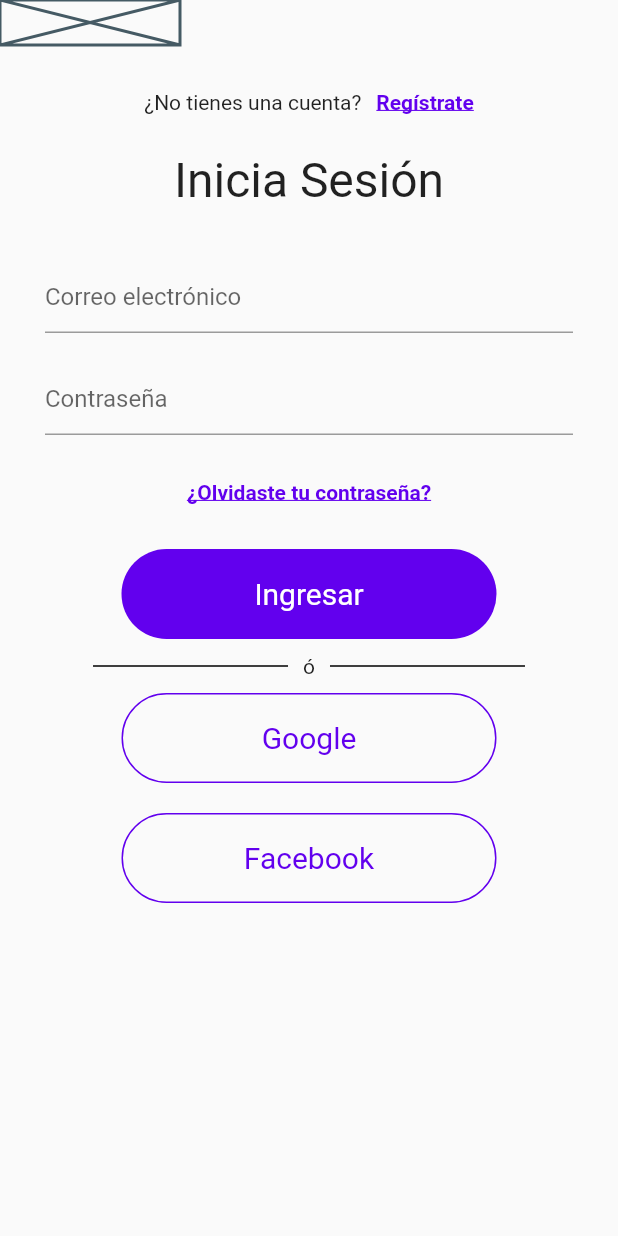
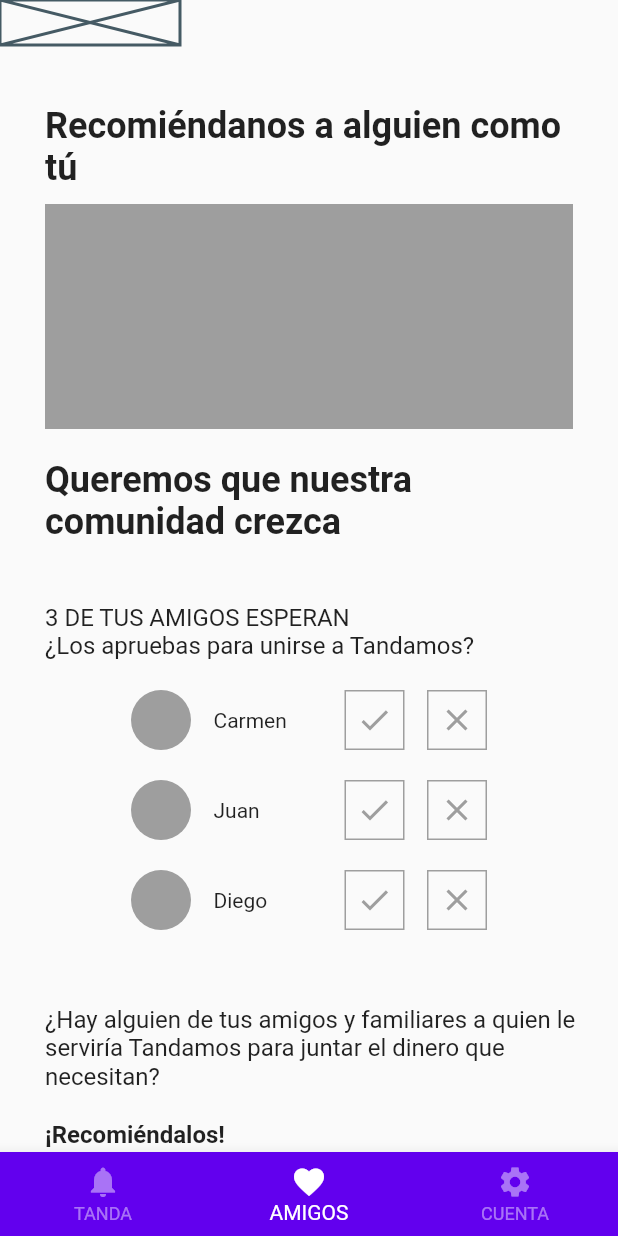
Before and after one commit to sjmamani/tandamos, a Flutter app: the screen it shows after launch, on a phone screen of 412 x 824 dp. Run offline on Flutter 3.47's test engine with Material 2 defaults, Android fonts, the phone set to English and light mode, and no system bars.

Commit message:
Agrega pantalla de reference

```diff
--- /dev/null
+++ b/lib/screens/commons/custom_bottom_nav_bar.dart
@@ -0,0 +1,32 @@
+import 'package:flutter/material.dart';
+import 'package:tandamos/util/colors.dart';
+
+class CustomBottomNavBar extends StatelessWidget {
+  const CustomBottomNavBar({
+    Key? key,
+  }) : super(key: key);
+
+  @override
+  Widget build(BuildContext context) {
+    return BottomNavigationBar(
+      currentIndex: 1,
+      backgroundColor: primaryColor,
+      selectedItemColor: Colors.white,
+      unselectedItemColor: Colors.white.withOpacity(0.45),
+      items: [
+        BottomNavigationBarItem(
+          icon: Icon(Icons.notifications),
+          label: 'TANDA',
+        ),
+        BottomNavigationBarItem(
+          icon: Icon(Icons.favorite),
+          label: 'AMIGOS',
+        ),
+        BottomNavigationBarItem(
+          icon: Icon(Icons.settings),
+          label: 'CUENTA',
+        ),
+      ],
+    );
+  }
+}
--- /dev/null
+++ b/lib/screens/reference/reference_screen.dart
@@ -0,0 +1,132 @@
+import 'package:flutter/material.dart';
+import 'package:tandamos/screens/commons/custom_bottom_nav_bar.dart';
+import 'package:tandamos/screens/commons/custom_text_field.dart';
+import 'package:tandamos/screens/commons/tandamos_logo.dart';
+import 'package:tandamos/screens/reference/widgets/banner_recommend_us.dart';
+import 'package:tandamos/screens/reference/widgets/friend_item.dart';
+
+class ReferenceScreen extends StatelessWidget {
+  const ReferenceScreen({Key? key}) : super(key: key);
+
+  @override
+  Widget build(BuildContext context) {
+    return Scaffold(
+      bottomNavigationBar: CustomBottomNavBar(),
+      body: SafeArea(
+        child: SingleChildScrollView(
+          child: Column(
+            crossAxisAlignment: CrossAxisAlignment.start,
+            children: [
+              TandamosLogo(),
+              Padding(
+                padding: const EdgeInsets.only(
+                  top: 40,
+                  left: 30,
+                  right: 20,
+                ),
+                child: Text(
+                  'Recomiéndanos a alguien como tú',
+                  style: TextStyle(
+                    fontWeight: FontWeight.bold,
+                    fontSize: 24,
+                  ),
+                ),
+              ),
+              BannerRecommendUs(),
+              Padding(
+                padding: const EdgeInsets.only(
+                  top: 10,
+                  left: 30,
+                  right: 20,
+                ),
+                child: Text(
+                  'Queremos que nuestra comunidad crezca',
+                  style: TextStyle(
+                    fontWeight: FontWeight.bold,
+                    fontSize: 24,
+                  ),
+                ),
+              ),
+              Padding(
+                padding: const EdgeInsets.only(
+                  top: 40,
+                  left: 30,
+                ),
+                child: Text(
+                  '3 DE TUS AMIGOS ESPERAN',
+                  style: TextStyle(
+                    fontSize: 16,
+                  ),
+                ),
+              ),
+              Padding(
+                padding: const EdgeInsets.only(
+                  left: 30,
+                  bottom: 10,
+                ),
+                child: Text(
+                  '¿Los apruebas para unirse a Tandamos?',
+                  style: TextStyle(
+                    fontSize: 16,
+                  ),
+                ),
+              ),
+              FriendsToJoin(),
+              Padding(
+                padding: const EdgeInsets.only(
+                  top: 40,
+                  left: 30,
+                ),
+                child: Text(
+                  '¿Hay alguien de tus amigos y familiares a quien le serviría Tandamos para juntar el dinero que necesitan?',
+                  style: TextStyle(
+                    fontSize: 16,
+                  ),
+                ),
+              ),
+              Padding(
+                padding: const EdgeInsets.only(
+                  top: 20,
+                  left: 30,
+                ),
+                child: Text(
+                  '¡Recomiéndalos!',
+                  style: TextStyle(
+                    fontWeight: FontWeight.bold,
+                    fontSize: 16,
+                  ),
+                ),
+              ),
+              CustomTextField(hintText: 'Celular amigo 1'),
+              CustomTextField(hintText: 'Celular amigo 2'),
+              CustomTextField(hintText: 'Celular amigo 3'),
+            ],
+          ),
+        ),
+      ),
+    );
+  }
+}
+
+class FriendsToJoin extends StatelessWidget {
+  const FriendsToJoin({
+    Key? key,
+  }) : super(key: key);
+
+  @override
+  Widget build(BuildContext context) {
+    return Column(
+      children: [
+        FriendItem(
+          name: 'Carmen',
+        ),
+        FriendItem(
+          name: 'Juan',
+        ),
+        FriendItem(
+          name: 'Diego',
+        ),
+      ],
+    );
+  }
+}
--- /dev/null
+++ b/lib/screens/reference/widgets/banner_recommend_us.dart
@@ -0,0 +1,20 @@
+import 'package:flutter/material.dart';
+
+class BannerRecommendUs extends StatelessWidget {
+  const BannerRecommendUs({
+    Key? key,
+  }) : super(key: key);
+
+  @override
+  Widget build(BuildContext context) {
+    return Container(
+      color: Colors.grey,
+      width: double.infinity,
+      height: 150.0,
+      margin: const EdgeInsets.symmetric(
+        horizontal: 30,
+        vertical: 10,
+      ),
+    );
+  }
+}
--- /dev/null
+++ b/lib/screens/reference/widgets/friend_item.dart
@@ -0,0 +1,63 @@
+import 'package:flutter/material.dart';
+
+const boxSize = 40.0;
+
+class FriendItem extends StatelessWidget {
+  const FriendItem({
+    Key? key,
+    required this.name,
+  }) : super(key: key);
+
+  final String name;
+
+  @override
+  Widget build(BuildContext context) {
+    return Padding(
+      padding: const EdgeInsets.symmetric(
+        vertical: 10,
+      ),
+      child: Row(
+        children: [
+          Spacer(),
+          CircleAvatar(
+            backgroundColor: Colors.grey,
+          ),
+          SizedBox(
+            width: 15,
+          ),
+          Expanded(child: Text(name)),
+          Container(
+            height: boxSize,
+            width: boxSize,
+            decoration: BoxDecoration(
+              border: Border.all(
+                color: Colors.grey,
+              ),
+            ),
+            child: Icon(
+              Icons.done,
+              color: Colors.grey,
+            ),
+          ),
+          SizedBox(
+            width: 15,
+          ),
+          Container(
+            height: boxSize,
+            width: boxSize,
+            decoration: BoxDecoration(
+              border: Border.all(
+                color: Colors.grey,
+              ),
+            ),
+            child: Icon(
+              Icons.close,
+              color: Colors.grey,
+            ),
+          ),
+          Spacer(),
+        ],
+      ),
+    );
+  }
+}
--- a/lib/tendamos_app.dart
+++ b/lib/tendamos_app.dart
@@ -1,5 +1,6 @@
 import 'package:flutter/material.dart';
 import 'package:tandamos/screens/log_in/log_in_screen.dart';
+import 'package:tandamos/screens/reference/reference_screen.dart';
 import 'package:tandamos/util/colors.dart';
 
 class TendamosApp extends StatelessWidget {
@@ -10,7 +11,8 @@ class TendamosApp extends StatelessWidget {
       theme: ThemeData(
         primaryColor: primaryColor,
       ),
-      home: LogInScreen(),
+      // home: LogInScreen(),
+      home: ReferenceScreen(),
     );
   }
 }
```
